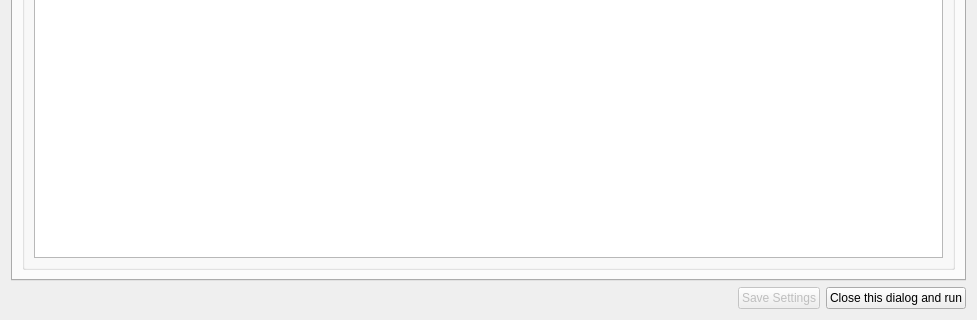
The window that setupwidget.ui (xiluembo/atsumari) describes before a commit, drawn with Qt 5; both pictures show x 0 to 977 and y 552 to 872 of the 977 by 872 pixel window.
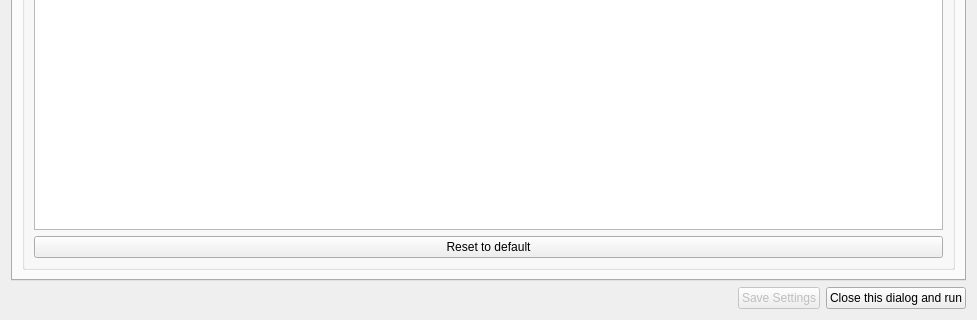
The same window after the commit. The open tabs and pages were chosen to show the change. Icons and pictures are not drawn.

Commit message: Add button to reset log colors

The edit to the form file:
```diff
--- a/setupwidget.ui
+++ b/setupwidget.ui
@@ -1006,6 +1006,13 @@
             </column>
            </widget>
           </item>
+         <item>
+          <widget class="QPushButton" name="btnResetCommandColors">
+           <property name="text">
+            <string>Reset to default</string>
+           </property>
+          </widget>
+         </item>
          </layout>
         </widget>
        </item>
```
Lines whose indentation alone changed are shown as unchanged. The commit also changes 1 other file.
